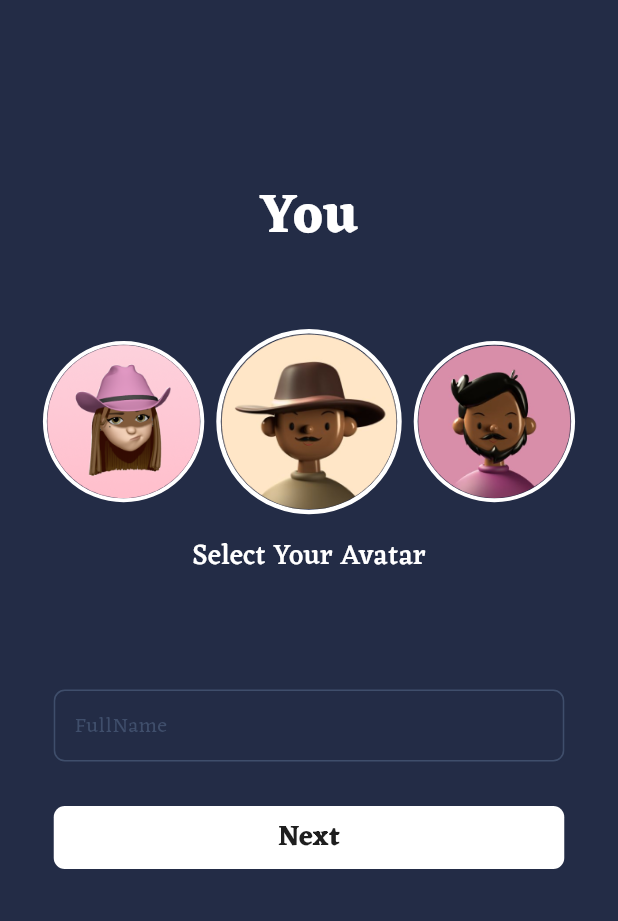
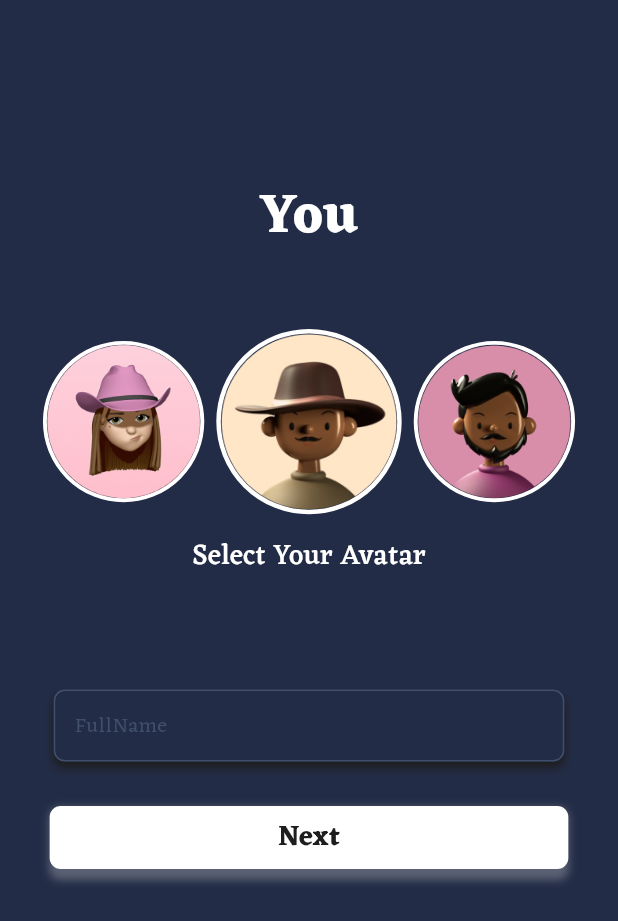
Before and after one commit to aconitum001/Tic-Tac-Toe, a Flutter app: the screen it shows after launch, after a tap on "Let's Play!", on a phone screen of 412 x 824 dp. Shown: the top 921 px of the screen. Run offline on Flutter 3.47's test engine with Material 3 defaults, Android fonts, the phone set to English and light mode, and no system bars; drawn by our look-alikes of carousel_slider; our stand-ins replace bloc, flutter_bloc, flutter_screenutil, flutter_svg, get_it, go_router and 1 more; accounts and stored records are empty.

Commit message:
add shadow to buttons

```diff
--- /dev/null
+++ b/lib/core/utils/functions/custom_shadow.dart
@@ -0,0 +1,15 @@
+import 'package:flutter/material.dart';
+
+Decoration buildShadow(context, Color color, double raduis) {
+  return BoxDecoration(
+    borderRadius: BorderRadius.circular(raduis),
+    boxShadow: [
+      BoxShadow(
+        blurRadius: 4,
+        spreadRadius: 0,
+        offset: const Offset(0, 4),
+        color: color,
+      ),
+    ],
+  );
+}
--- a/lib/features/create_user/presentation/views/widgets/create_user_view_body.dart
+++ b/lib/features/create_user/presentation/views/widgets/create_user_view_body.dart
@@ -5,6 +5,7 @@ import 'package:go_router/go_router.dart';
 import 'package:tic_tac_toe/core/utils/app_router.dart';
 import 'package:tic_tac_toe/core/utils/assets.dart';
 import 'package:tic_tac_toe/core/utils/constants.dart';
+import 'package:tic_tac_toe/core/utils/functions/custom_shadow.dart';
 import 'package:tic_tac_toe/core/utils/models/user_model.dart';
 import 'package:tic_tac_toe/core/utils/styles.dart';
 import 'package:tic_tac_toe/features/create_user/presentation/view_model/add_user_cubit/add_user_cubit.dart';
@@ -86,13 +87,24 @@ class _CreateUserViewBodyState extends State<CreateUserViewBody> {
                 }
               },
               builder: (context, state) {
-                return CustomCreatUserButton(
+                return Container(
+                  margin: EdgeInsets.symmetric(horizontal: 36.h),
+                  decoration: buildShadow(
+                    context,
+                    Theme.of(context)
+                        .colorScheme
+                        .primaryContainer
+                        .withOpacity(0.25),
+                    8.r,
+                  ),
+                  child: CustomCreatUserButton(
                     onPressed: () {
                       addUserMethode(context);
                     },
                     child: state is AddUserLoading
                         ? const CustomLoadingWidget()
                         : const DefaultText(),
+                  ),
                 );
               },
             )
--- a/lib/features/create_user/presentation/views/widgets/custom_create_user_button.dart
+++ b/lib/features/create_user/presentation/views/widgets/custom_create_user_button.dart
@@ -13,9 +13,7 @@ class CustomCreatUserButton extends StatelessWidget {
 
   @override
   Widget build(BuildContext context) {
-    return Padding(
-      padding: EdgeInsets.symmetric(horizontal: 36.w),
-      child: TextButton(
+    return TextButton(
       style: TextButton.styleFrom(
         maximumSize: Size(double.infinity, 54.h),
         backgroundColor: Theme.of(context).colorScheme.primaryContainer,
@@ -25,7 +23,6 @@ class CustomCreatUserButton extends StatelessWidget {
       ),
       onPressed: onPressed,
       child: child,
-      ),
     );
   }
 }
--- a/lib/features/create_user/presentation/views/widgets/custom_text_field.dart
+++ b/lib/features/create_user/presentation/views/widgets/custom_text_field.dart
@@ -1,5 +1,6 @@
 import 'package:flutter/material.dart';
 import 'package:flutter_screenutil/flutter_screenutil.dart';
+import 'package:tic_tac_toe/core/utils/functions/custom_shadow.dart';
 import 'package:tic_tac_toe/core/utils/styles.dart';
 
 class CustomTextField extends StatelessWidget {
@@ -11,6 +12,12 @@ class CustomTextField extends StatelessWidget {
   Widget build(BuildContext context) {
     return Padding(
       padding: EdgeInsets.symmetric(horizontal: 36.w),
+      child: Container(
+        decoration: buildShadow(
+          context,
+          Theme.of(context).colorScheme.onPrimaryContainer,
+          8.r,
+        ),
         child: TextFormField(
           onSaved: onSubmitted,
           validator: (value) {
@@ -34,6 +41,7 @@ class CustomTextField extends StatelessWidget {
             fillColor: Theme.of(context).colorScheme.surface,
           ),
         ),
+      ),
     );
   }
 
--- a/lib/features/splash/presentation/views/widgets/get_started_view_body.dart
+++ b/lib/features/splash/presentation/views/widgets/get_started_view_body.dart
@@ -4,6 +4,7 @@ import 'package:flutter_svg/flutter_svg.dart';
 import 'package:go_router/go_router.dart';
 import 'package:tic_tac_toe/core/utils/app_router.dart';
 import 'package:tic_tac_toe/core/utils/assets.dart';
+import 'package:tic_tac_toe/core/utils/functions/custom_shadow.dart';
 import 'package:tic_tac_toe/core/utils/styles.dart';
 import 'package:tic_tac_toe/core/widgets/custom_text_button.dart';
 
@@ -24,7 +25,7 @@ class GetStartedViewBody extends StatelessWidget {
             height: 25.h,
           ),
           Text(
-            "Tic - Tac - Toe",
+            "Tic-Tac-Toe",
             style: AppStyles.style45.copyWith(
               color: Theme.of(context).colorScheme.primary,
             ),
@@ -32,7 +33,13 @@ class GetStartedViewBody extends StatelessWidget {
           const Spacer(
             flex: 5,
           ),
-          CustomTextButton(
+          Container(
+            decoration: buildShadow(
+              context,
+              Theme.of(context).colorScheme.primaryContainer.withOpacity(0.25),
+              20.r,
+            ),
+            child: CustomTextButton(
               onPressed: () {
                 GoRouter.of(context).push(AppRouter.kCreateUserView);
               },
@@ -46,6 +53,7 @@ class GetStartedViewBody extends StatelessWidget {
                 fontWeight: FontWeight.w500,
               ),
             ),
+          ),
           const Spacer(
             flex: 2,
           ),
--- a/pubspec.yaml
+++ b/pubspec.yaml
@@ -40,6 +40,7 @@ dependencies:
   hive: ^2.2.3
   hive_flutter: ^1.1.0
   page_transition: ^2.1.0
+  shared_preferences: ^2.2.3
 
 dev_dependencies:
   build_runner: ^2.4.11
```
Also changed, not shown: pubspec.lock, 1 other file. Lines whose indentation alone changed are shown as unchanged.
